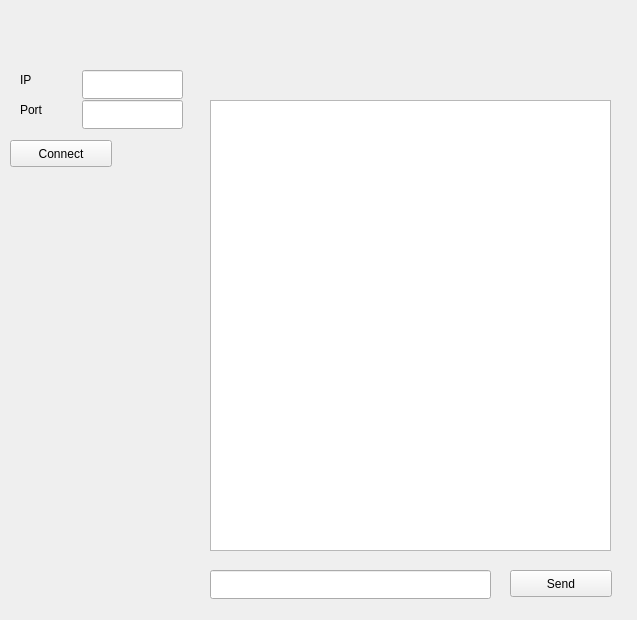
Above: ClientSource/client.ui from alvinman/linuxChatProgram before the change. Below: the same form after it.
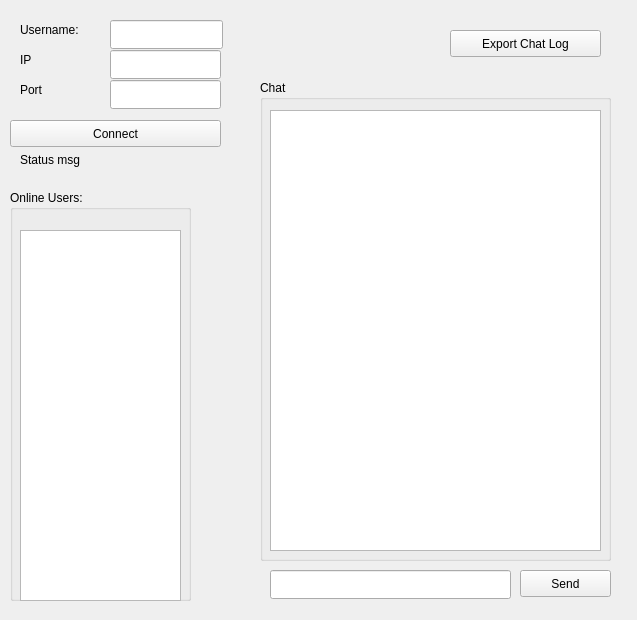
That is the form after the change.

Commit message: Implemented client parsing client lists and messages.

The edit to the form file:
```diff
--- a/ClientSource/client.ui
+++ b/ClientSource/client.ui
@@ -13,22 +13,12 @@
   <property name="windowTitle">
    <string>Client</string>
   </property>
-  <widget class="QTextBrowser" name="dtMessageHistory">
-   <property name="geometry">
-    <rect>
-     <x>210</x>
-     <y>100</y>
-     <width>401</width>
-     <height>451</height>
-    </rect>
-   </property>
-  </widget>
   <widget class="QPushButton" name="bSendMessage">
    <property name="geometry">
     <rect>
-     <x>510</x>
+     <x>520</x>
      <y>570</y>
-     <width>102</width>
+     <width>91</width>
      <height>27</height>
     </rect>
    </property>
@@ -39,9 +29,9 @@
   <widget class="QLineEdit" name="etMessage">
    <property name="geometry">
     <rect>
-     <x>210</x>
+     <x>270</x>
      <y>570</y>
-     <width>281</width>
+     <width>241</width>
      <height>29</height>
     </rect>
    </property>
@@ -49,9 +39,9 @@
   <widget class="QLineEdit" name="etPort">
    <property name="geometry">
     <rect>
-     <x>82</x>
-     <y>100</y>
-     <width>101</width>
+     <x>110</x>
+     <y>80</y>
+     <width>111</width>
      <height>29</height>
     </rect>
    </property>
@@ -66,8 +56,8 @@
    <property name="geometry">
     <rect>
      <x>10</x>
-     <y>140</y>
-     <width>102</width>
+     <y>120</y>
+     <width>211</width>
      <height>27</height>
     </rect>
    </property>
@@ -78,9 +68,9 @@
   <widget class="QLineEdit" name="etIP">
    <property name="geometry">
     <rect>
-     <x>82</x>
-     <y>70</y>
-     <width>101</width>
+     <x>110</x>
+     <y>50</y>
+     <width>111</width>
      <height>29</height>
     </rect>
    </property>
@@ -95,7 +85,7 @@
    <property name="geometry">
     <rect>
      <x>20</x>
-     <y>70</y>
+     <y>50</y>
      <width>41</width>
      <height>19</height>
     </rect>
@@ -108,7 +98,7 @@
    <property name="geometry">
     <rect>
      <x>20</x>
-     <y>100</y>
+     <y>80</y>
      <width>41</width>
      <height>19</height>
     </rect>
@@ -130,6 +120,101 @@
     <string/>
    </property>
   </widget>
+  <widget class="QGroupBox" name="groupBox">
+   <property name="geometry">
+    <rect>
+     <x>10</x>
+     <y>190</y>
+     <width>181</width>
+     <height>411</height>
+    </rect>
+   </property>
+   <property name="title">
+    <string>Online Users:</string>
+   </property>
+   <widget class="QListWidget" name="dtUserList">
+    <property name="geometry">
+     <rect>
+      <x>10</x>
+      <y>40</y>
+      <width>161</width>
+      <height>371</height>
+     </rect>
+    </property>
+   </widget>
+  </widget>
+  <widget class="QGroupBox" name="groupBox_2">
+   <property name="geometry">
+    <rect>
+     <x>260</x>
+     <y>80</y>
+     <width>351</width>
+     <height>481</height>
+    </rect>
+   </property>
+   <property name="title">
+    <string>Chat</string>
+   </property>
+   <widget class="QTextBrowser" name="dtMessageHistory">
+    <property name="geometry">
+     <rect>
+      <x>10</x>
+      <y>30</y>
+      <width>331</width>
+      <height>441</height>
+     </rect>
+    </property>
+   </widget>
+  </widget>
+  <widget class="QLabel" name="label_3">
+   <property name="geometry">
+    <rect>
+     <x>20</x>
+     <y>20</y>
+     <width>81</width>
+     <height>19</height>
+    </rect>
+   </property>
+   <property name="text">
+    <string>Username:</string>
+   </property>
+  </widget>
+  <widget class="QLineEdit" name="etUsername">
+   <property name="geometry">
+    <rect>
+     <x>110</x>
+     <y>20</y>
+     <width>113</width>
+     <height>29</height>
+    </rect>
+   </property>
+  </widget>
+  <widget class="QLabel" name="label_4">
+   <property name="geometry">
+    <rect>
+     <x>20</x>
+     <y>150</y>
+     <width>201</width>
+     <height>19</height>
+    </rect>
+   </property>
+   <property name="text">
+    <string>Status msg</string>
+   </property>
+  </widget>
+  <widget class="QPushButton" name="bExport">
+   <property name="geometry">
+    <rect>
+     <x>450</x>
+     <y>30</y>
+     <width>151</width>
+     <height>27</height>
+    </rect>
+   </property>
+   <property name="text">
+    <string>Export Chat Log</string>
+   </property>
+  </widget>
  </widget>
  <layoutdefault spacing="6" margin="11"/>
  <resources/>
```
The commit also changes 10 other files.
